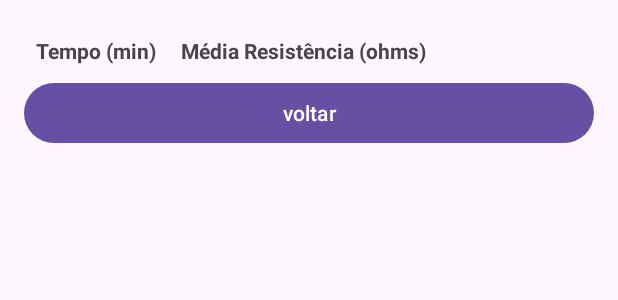
After one commit to TerrometroPIBIC/TerrometroIOT, an Android app: the layout activity_tabela.xml on its own in the app's theme, with its tools: preview values and no code run, on a phone screen of 412 x 824 dp. The commit adds this screen. Shown: the top 300 px of the screen. Run offline under Robolectric (Android 15) with nearby library versions, the phone set to English and light mode, and no system bars.

Commit message:
adicionado graficos e tabelas arrumado os botao de liga e desliga e versão dos ml

```diff
--- /dev/null
+++ b/app/src/main/res/layout/activity_tabela.xml
@@ -0,0 +1,38 @@
+<LinearLayout xmlns:android="http://schemas.android.com/apk/res/android"
+    android:layout_width="match_parent"
+    android:layout_height="match_parent"
+    android:orientation="vertical"
+    android:padding="16dp">
+
+    <TableLayout
+        android:id="@+id/tabelaResistencia"
+        android:layout_width="match_parent"
+        android:layout_height="wrap_content"
+        android:stretchColumns="1"
+        android:shrinkColumns="1">
+
+        <!-- Título da tabela -->
+        <TableRow>
+            <TextView
+                android:layout_width="wrap_content"
+                android:layout_height="wrap_content"
+                android:text="Tempo (min)"
+                android:textStyle="bold"
+                android:padding="8dp" />
+
+            <TextView
+                android:layout_width="wrap_content"
+                android:layout_height="wrap_content"
+                android:text="Média Resistência (ohms)"
+                android:textStyle="bold"
+                android:padding="8dp" />
+        </TableRow>
+
+    </TableLayout>
+
+    <Button
+        android:id="@+id/button"
+        android:layout_width="match_parent"
+        android:layout_height="wrap_content"
+        android:text="voltar" />
+</LinearLayout>
```
Also changed, not shown: app/src/main/AndroidManifest.xml (+6 -2 lines), app/src/main/java/com/example/terrometro/MainActivity.java (+31 -6 lines), app/src/main/java/com/example/terrometro/tabela.java (added, +24 -0 lines), app/src/main/res/layout/activity_main.xml (+42 -3 lines).
